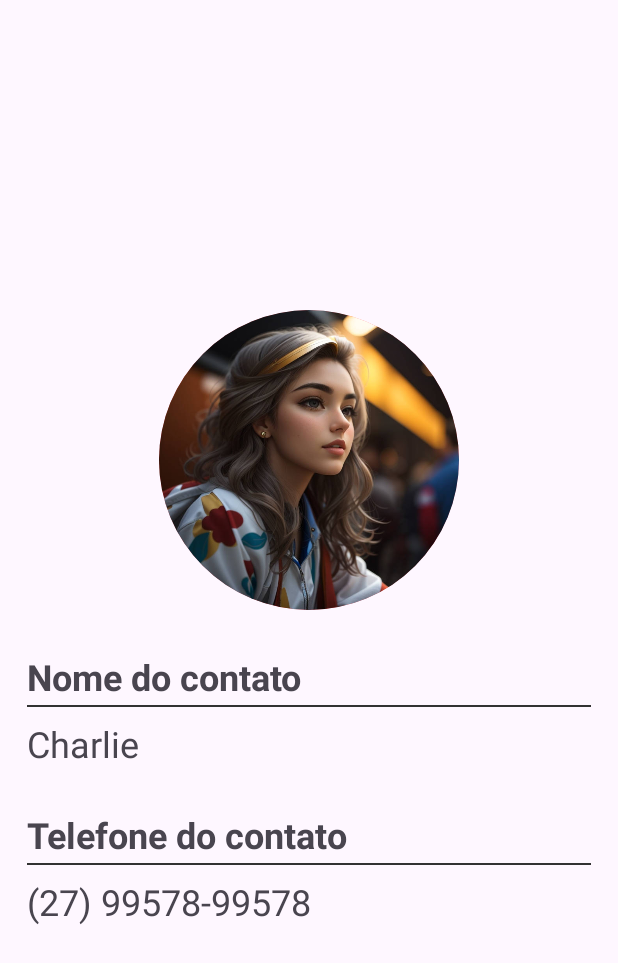
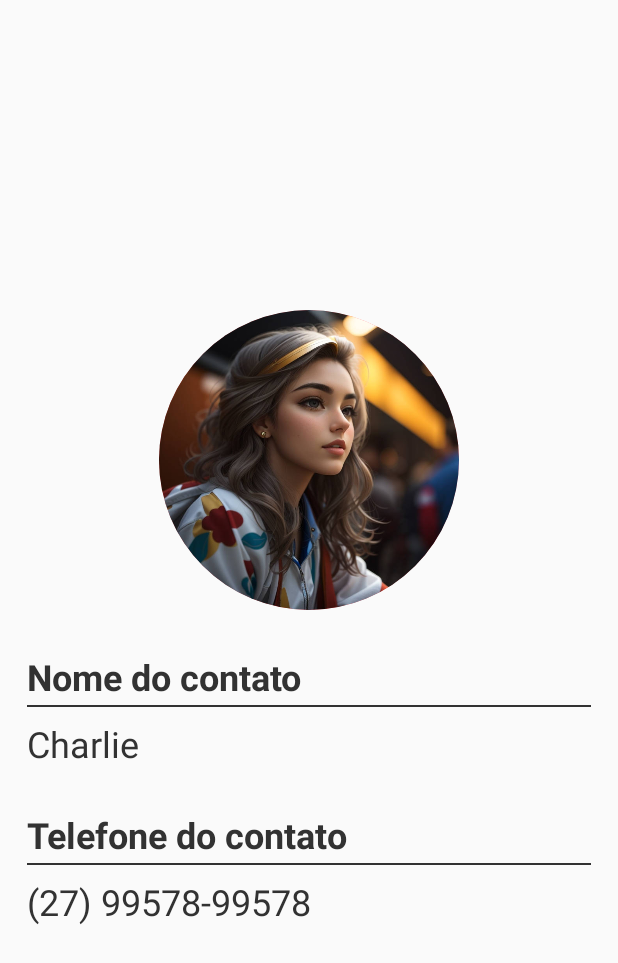
Before and after one commit to ramontrovao/contacthub, an Android app: the screen it shows after launch (ContactActivity), after a tap on "Charlie", on a phone screen of 412 x 824 dp. Shown: the top 963 px of the screen. Run offline under Robolectric (Android 15) with nearby library versions, the phone set to English and light mode, and no system bars.

Commit message:
feat: improved styles

```diff
--- a/app/src/main/res/layout/activity_contact.xml
+++ b/app/src/main/res/layout/activity_contact.xml
@@ -7,6 +7,7 @@
     android:padding="18dp"
     android:orientation="vertical"
     android:gravity="center"
+    android:background="#FAFAFA"
     tools:context=".ContactActivity">
     <ImageView
         android:id="@+id/contactImage"
@@ -34,6 +35,7 @@
                 android:text="Nome do contato"
                 android:textStyle="bold"
                 android:paddingVertical="4dp"
+                android:textColor="#323232"
                 android:background="@drawable/contact_border"
                 />
 
@@ -43,6 +45,7 @@
                 android:layout_height="wrap_content"
                 android:layout_marginTop="8dp"
                 android:textSize="24sp"
+                android:textColor="#323232"
                 android:text="Eu"
                 />
         </LinearLayout>
@@ -60,6 +63,7 @@
                 android:text="Telefone do contato"
                 android:textStyle="bold"
                 android:paddingVertical="4dp"
+                android:textColor="#323232"
                 android:background="@drawable/contact_border"
                 />
 
@@ -69,6 +73,7 @@
                 android:layout_height="wrap_content"
                 android:layout_marginTop="8dp"
                 android:textSize="24sp"
+                android:textColor="#323232"
                 android:text="+5527995785613"
                 />
         </LinearLayout>
--- a/app/src/main/res/layout/activity_main.xml
+++ b/app/src/main/res/layout/activity_main.xml
@@ -28,7 +28,8 @@
         android:layout_width="match_parent"
         android:layout_height="match_parent"
         android:background="#FAFAFA"
-        android:padding="16dp"
+        android:paddingHorizontal="16dp"
+        android:paddingBottom="16dp"
         android:dividerHeight="20dp"
         android:scrollbars="none"
         android:divider="@android:color/transparent"
--- a/app/src/main/res/layout/contact_card.xml
+++ b/app/src/main/res/layout/contact_card.xml
@@ -20,7 +20,7 @@
             android:layout_width="wrap_content"
             android:layout_height="wrap_content"
             android:textSize="24sp"
-            android:textColor="#000"
+            android:textColor="#323232"
             android:textStyle="bold"
             android:text="Contact Name"
             />
@@ -30,7 +30,7 @@
             android:layout_width="wrap_content"
             android:layout_height="wrap_content"
             android:textSize="24sp"
-            android:textColor="#000"
+            android:textColor="#323232"
             android:text="Contact Number"
             />
     </LinearLayout>
```
